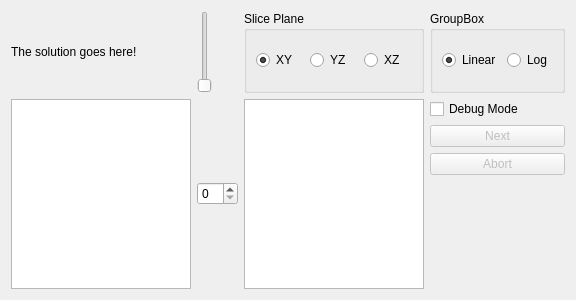
Above: doctors/outputdialog.ui from eNorris/thesis before the change. Below: the same form after it.
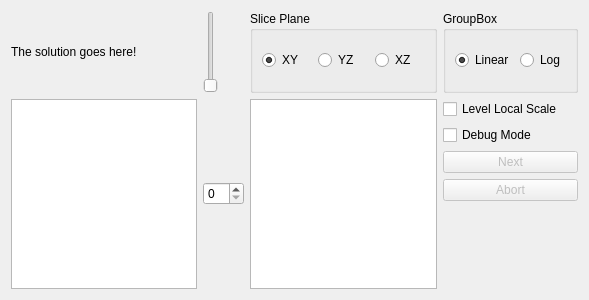
That is the form after the change. Custom widgets are drawn as their Qt base class.

Commit message: The OutputDialog now displays global log information correctly

```diff
--- a/doctors/outputdialog.ui
+++ b/doctors/outputdialog.ui
@@ -6,7 +6,7 @@
    <rect>
     <x>0</x>
     <y>0</y>
-    <width>576</width>
+    <width>589</width>
     <height>300</height>
    </rect>
   </property>
@@ -98,6 +98,13 @@
    </item>
    <item row="1" column="3">
     <layout class="QVBoxLayout" name="verticalLayout">
+     <item>
+      <widget class="QCheckBox" name="levelScaleCheckBox">
+       <property name="text">
+        <string>Level Local Scale</string>
+       </property>
+      </widget>
+     </item>
      <item>
       <widget class="QCheckBox" name="debugModeCheckBox">
        <property name="text">
```
The commit also changes 2 other files.
